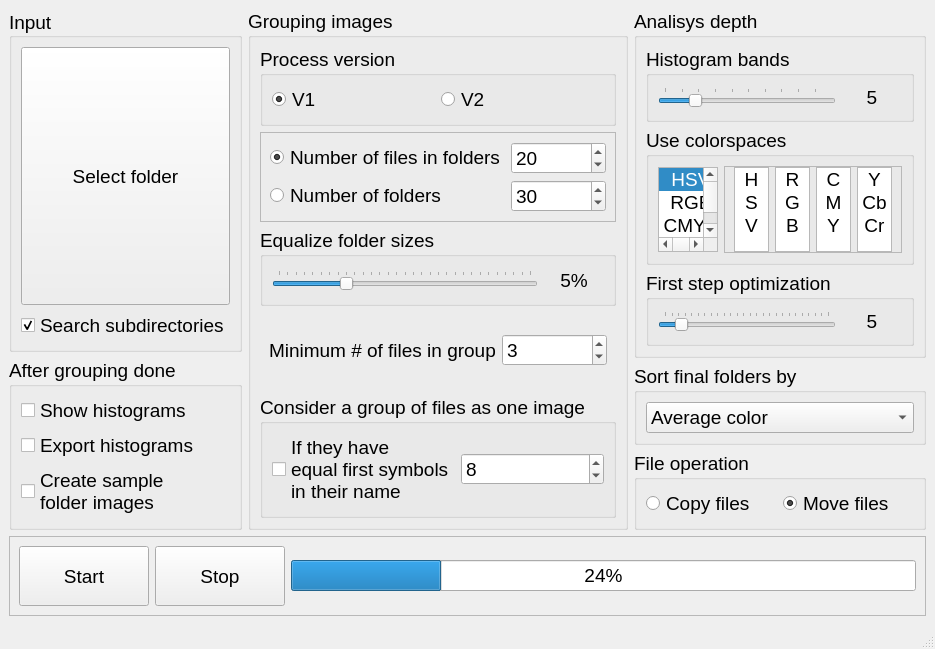
This is VisImSorter.ui in FuhrerStein/VisImSorter as Qt 5 draws it before an edit. The edited form follows.
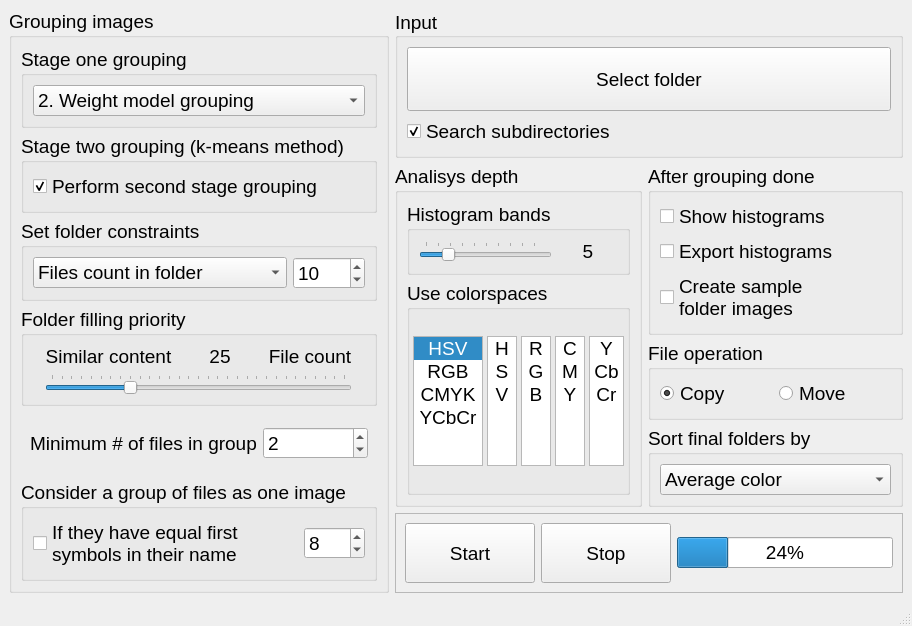
This is the edited form.

Commit message: rework interface weight model grouping works well

Diff of the .ui file:
```diff
--- a/VisImSorter.ui
+++ b/VisImSorter.ui
@@ -6,8 +6,8 @@
    <rect>
     <x>0</x>
     <y>0</y>
-    <width>901</width>
-    <height>616</height>
+    <width>881</width>
+    <height>587</height>
    </rect>
   </property>
   <property name="sizePolicy">
@@ -29,7 +29,7 @@
   </property>
   <widget class="QWidget" name="centralwidget">
    <layout class="QGridLayout" name="gridLayout">
-    <item row="0" column="0">
+    <item row="0" column="1" colspan="2">
      <widget class="QGroupBox" name="group_input">
       <property name="sizePolicy">
        <sizepolicy hsizetype="Expanding" vsizetype="Expanding">
@@ -85,91 +85,240 @@
       </layout>
      </widget>
     </item>
-    <item row="0" column="1" rowspan="4">
+    <item row="1" column="2">
+     <widget class="QGroupBox" name="group_final">
+      <property name="title">
+       <string>After grouping done</string>
+      </property>
+      <layout class="QVBoxLayout" name="verticalLayout_3">
+       <item>
+        <widget class="QCheckBox" name="check_show_histograms">
+         <property name="text">
+          <string>Show histograms</string>
+         </property>
+        </widget>
+       </item>
+       <item>
+        <widget class="QCheckBox" name="check_export_histograms">
+         <property name="text">
+          <string>Export histograms</string>
+         </property>
+        </widget>
+       </item>
+       <item>
+        <widget class="QCheckBox" name="check_create_samples">
+         <property name="text">
+          <string>Create sample
+folder images</string>
+         </property>
+         <property name="checked">
+          <bool>false</bool>
+         </property>
+        </widget>
+       </item>
+      </layout>
+     </widget>
+    </item>
+    <item row="2" column="2">
+     <widget class="QGroupBox" name="group_move">
+      <property name="title">
+       <string>File operation</string>
+      </property>
+      <layout class="QHBoxLayout" name="horizontalLayout_2">
+       <item>
+        <widget class="QRadioButton" name="radio_copy">
+         <property name="text">
+          <string>Copy</string>
+         </property>
+         <property name="checked">
+          <bool>true</bool>
+         </property>
+        </widget>
+       </item>
+       <item>
+        <widget class="QRadioButton" name="radio_move">
+         <property name="text">
+          <string>Move</string>
+         </property>
+         <property name="checked">
+          <bool>false</bool>
+         </property>
+        </widget>
+       </item>
+      </layout>
+     </widget>
+    </item>
+    <item row="3" column="2">
+     <widget class="QGroupBox" name="groupBox_5">
+      <property name="title">
+       <string>Sort final folders by</string>
+      </property>
+      <layout class="QVBoxLayout" name="verticalLayout_4">
+       <item>
+        <widget class="QComboBox" name="combo_final_sort">
+         <item>
+          <property name="text">
+           <string>Average color</string>
+          </property>
+         </item>
+         <item>
+          <property name="text">
+           <string>File count (ascending)</string>
+          </property>
+         </item>
+         <item>
+          <property name="text">
+           <string>File count (descending)</string>
+          </property>
+         </item>
+         <item>
+          <property name="text">
+           <string>Average brightness</string>
+          </property>
+         </item>
+        </widget>
+       </item>
+      </layout>
+     </widget>
+    </item>
+    <item row="4" column="1" colspan="2">
+     <widget class="QFrame" name="frame">
+      <property name="frameShape">
+       <enum>QFrame::StyledPanel</enum>
+      </property>
+      <property name="frameShadow">
+       <enum>QFrame::Raised</enum>
+      </property>
+      <layout class="QHBoxLayout" name="horizontalLayout">
+       <item>
+        <widget class="QPushButton" name="btn_start">
+         <property name="minimumSize">
+          <size>
+           <width>130</width>
+           <height>60</height>
+          </size>
+         </property>
+         <property name="text">
+          <string>Start</string>
+         </property>
+        </widget>
+       </item>
+       <item>
+        <widget class="QPushButton" name="btn_stop">
+         <property name="minimumSize">
+          <size>
+           <width>130</width>
+           <height>60</height>
+          </size>
+         </property>
+         <property name="text">
+          <string>Stop</string>
+         </property>
+        </widget>
+       </item>
+       <item>
+        <widget class="QProgressBar" name="progressBar">
+         <property name="value">
+          <number>24</number>
+         </property>
+        </widget>
+       </item>
+      </layout>
+     </widget>
+    </item>
+    <item row="0" column="0" rowspan="5">
      <widget class="QGroupBox" name="group_sizes">
       <property name="title">
        <string>Grouping images</string>
       </property>
+      <layout class="QVBoxLayout" name="verticalLayout_6">
+       <item>
+        <widget class="QGroupBox" name="groupBox_8">
+         <property name="title">
+          <string>Stage one grouping</string>
+         </property>
       <layout class="QVBoxLayout" name="verticalLayout_5">
        <item>
+           <widget class="QComboBox" name="combo_stage1_grouping">
+            <property name="currentIndex">
+             <number>2</number>
+            </property>
+            <item>
+             <property name="text">
+              <string comment="Do not perform stage 1 grouping">0. Basic</string>
+             </property>
+            </item>
+            <item>
+             <property name="text">
+              <string>1. Tree-like grouping</string>
+             </property>
+            </item>
+            <item>
+             <property name="text">
+              <string>2. Weight model grouping</string>
+             </property>
+            </item>
+           </widget>
+          </item>
+         </layout>
+        </widget>
+       </item>
+       <item>
+        <widget class="QGroupBox" name="groupBox_9">
+         <property name="title">
+          <string>Stage two grouping (k-means method)</string>
+         </property>
+         <layout class="QHBoxLayout" name="horizontalLayout_4">
+          <item>
+           <widget class="QCheckBox" name="check_stage2_grouping">
+            <property name="text">
+             <string>Perform second stage grouping</string>
+            </property>
+            <property name="checked">
+             <bool>true</bool>
+            </property>
+           </widget>
+          </item>
+         </layout>
+        </widget>
+       </item>
+       <item>
         <widget class="QGroupBox" name="groupBox_2">
          <property name="title">
-          <string>Process version</string>
-         </property>
-         <layout class="QHBoxLayout" name="horizontalLayout_10">
-          <item>
-           <widget class="QRadioButton" name="V1">
-            <property name="text">
-             <string>V1</string>
-            </property>
-            <property name="checked">
-             <bool>true</bool>
-            </property>
-           </widget>
-          </item>
-          <item>
-           <widget class="QRadioButton" name="V2">
-            <property name="text">
-             <string>V2</string>
-            </property>
-           </widget>
-          </item>
-         </layout>
-        </widget>
-       </item>
-       <item>
-        <widget class="QFrame" name="frame_2">
-         <property name="frameShape">
-          <enum>QFrame::StyledPanel</enum>
-         </property>
-         <property name="frameShadow">
-          <enum>QFrame::Raised</enum>
+          <string>Set folder constraints</string>
          </property>
          <layout class="QGridLayout" name="gridLayout_2">
           <item row="0" column="0">
-           <widget class="QRadioButton" name="radio_folder_size">
+           <widget class="QComboBox" name="combo_folder_constraints">
+            <property name="sizePolicy">
+             <sizepolicy hsizetype="Expanding" vsizetype="Fixed">
+              <horstretch>0</horstretch>
+              <verstretch>0</verstretch>
+             </sizepolicy>
+            </property>
+            <item>
             <property name="text">
-             <string>Number of files in folders</string>
-            </property>
-            <property name="checked">
-             <bool>true</bool>
-            </property>
+              <string>Files count in folder</string>
+             </property>
+            </item>
+            <item>
+             <property name="text">
+              <string>Folders count</string>
+             </property>
+            </item>
            </widget>
           </item>
           <item row="0" column="1">
-           <widget class="QSpinBox" name="spin_num_files">
-            <property name="minimumSize">
-             <size>
-              <width>75</width>
-              <height>0</height>
-             </size>
+           <widget class="QSpinBox" name="spin_num_constraint">
+            <property name="sizePolicy">
+             <sizepolicy hsizetype="Fixed" vsizetype="Fixed">
+              <horstretch>30</horstretch>
+              <verstretch>0</verstretch>
+             </sizepolicy>
             </property>
-            <property name="minimum">
-             <number>2</number>
-            </property>
-            <property name="maximum">
-             <number>2000</number>
-            </property>
-            <property name="value">
-             <number>20</number>
-            </property>
-           </widget>
-          </item>
-          <item row="1" column="0">
-           <widget class="QRadioButton" name="radio_number_folders">
-            <property name="text">
-             <string>Number of folders</string>
-            </property>
-            <property name="checked">
-             <bool>false</bool>
-            </property>
-           </widget>
-          </item>
-          <item row="1" column="1">
-           <widget class="QSpinBox" name="spin_num_folders">
             <property name="minimumSize">
              <size>
-              <width>75</width>
+              <width>70</width>
               <height>0</height>
              </size>
             </property>
@@ -180,7 +329,7 @@
              <number>2000</number>
             </property>
             <property name="value">
-             <number>30</number>
+             <number>10</number>
             </property>
            </widget>
           </item>
@@ -189,11 +338,92 @@
        </item>
        <item>
         <widget class="QGroupBox" name="groupBox_6">
+         <property name="sizePolicy">
+          <sizepolicy hsizetype="Preferred" vsizetype="Maximum">
+           <horstretch>0</horstretch>
+           <verstretch>0</verstretch>
+          </sizepolicy>
+         </property>
          <property name="title">
-          <string>Equalize folder sizes</string>
+          <string>Folder filling priority</string>
          </property>
-         <layout class="QHBoxLayout" name="horizontalLayout_4">
-          <item>
+         <layout class="QGridLayout" name="gridLayout_3">
+          <item row="0" column="0">
+           <widget class="QLabel" name="lbl_slider_enforce_equal_2">
+            <property name="sizePolicy">
+             <sizepolicy hsizetype="Maximum" vsizetype="Preferred">
+              <horstretch>162</horstretch>
+              <verstretch>95</verstretch>
+             </sizepolicy>
+            </property>
+            <property name="minimumSize">
+             <size>
+              <width>60</width>
+              <height>0</height>
+             </size>
+            </property>
+            <property name="layoutDirection">
+             <enum>Qt::LeftToRight</enum>
+            </property>
+            <property name="text">
+             <string>Similar content</string>
+            </property>
+            <property name="alignment">
+             <set>Qt::AlignCenter</set>
+            </property>
+           </widget>
+          </item>
+          <item row="0" column="1">
+           <widget class="QLabel" name="lbl_slider_enforce_equal">
+            <property name="sizePolicy">
+             <sizepolicy hsizetype="Maximum" vsizetype="Preferred">
+              <horstretch>162</horstretch>
+              <verstretch>95</verstretch>
+             </sizepolicy>
+            </property>
+            <property name="minimumSize">
+             <size>
+              <width>60</width>
+              <height>0</height>
+             </size>
+            </property>
+            <property name="layoutDirection">
+             <enum>Qt::LeftToRight</enum>
+            </property>
+            <property name="text">
+             <string>25</string>
+            </property>
+            <property name="alignment">
+             <set>Qt::AlignCenter</set>
+            </property>
+           </widget>
+          </item>
+          <item row="0" column="2">
+           <widget class="QLabel" name="lbl_slider_enforce_equal_3">
+            <property name="sizePolicy">
+             <sizepolicy hsizetype="Maximum" vsizetype="Preferred">
+              <horstretch>162</horstretch>
+              <verstretch>95</verstretch>
+             </sizepolicy>
+            </property>
+            <property name="minimumSize">
+             <size>
+              <width>60</width>
+              <height>0</height>
+             </size>
+            </property>
+            <property name="layoutDirection">
+             <enum>Qt::LeftToRight</enum>
+            </property>
+            <property name="text">
+             <string>File count</string>
+            </property>
+            <property name="alignment">
+             <set>Qt::AlignCenter</set>
+            </property>
+           </widget>
+          </item>
+          <item row="1" column="0" colspan="3">
            <widget class="QSlider" name="slider_enforce_equal">
             <property name="minimum">
              <number>0</number>
@@ -221,31 +451,6 @@
             </property>
            </widget>
           </item>
-          <item>
-           <widget class="QLabel" name="lbl_slider_enforce_equal">
-            <property name="sizePolicy">
-             <sizepolicy hsizetype="Maximum" vsizetype="Preferred">
-              <horstretch>162</horstretch>
-              <verstretch>95</verstretch>
-             </sizepolicy>
-            </property>
-            <property name="minimumSize">
-             <size>
-              <width>60</width>
-              <height>0</height>
-             </size>
-            </property>
-            <property name="layoutDirection">
-             <enum>Qt::LeftToRight</enum>
-            </property>
-            <property name="text">
-             <string>5%</string>
-            </property>
-            <property name="alignment">
-             <set>Qt::AlignCenter</set>
-            </property>
-           </widget>
-          </item>
          </layout>
         </widget>
        </item>
@@ -274,7 +479,7 @@
              <number>2000</number>
             </property>
             <property name="value">
-             <number>3</number>
+             <number>2</number>
             </property>
            </widget>
           </item>
@@ -290,17 +495,22 @@
           <item>
            <widget class="QCheckBox" name="check_equal_name">
             <property name="text">
-             <string>If they have 
-equal first symbols
-in their name</string>
+             <string>If they have equal first 
+symbols in their name</string>
             </property>
            </widget>
           </item>
           <item>
            <widget class="QSpinBox" name="spin_equal_first_symbols">
+            <property name="sizePolicy">
+             <sizepolicy hsizetype="Maximum" vsizetype="Fixed">
+              <horstretch>0</horstretch>
+              <verstretch>0</verstretch>
+             </sizepolicy>
+            </property>
             <property name="minimumSize">
              <size>
-              <width>60</width>
+              <width>40</width>
               <height>0</height>
              </size>
             </property>
@@ -321,7 +531,7 @@
       </layout>
      </widget>
     </item>
-    <item row="0" column="2" rowspan="2">
+    <item row="1" column="1" rowspan="3">
      <widget class="QGroupBox" name="group_analyze">
       <property name="sizePolicy">
        <sizepolicy hsizetype="Maximum" vsizetype="Preferred">
@@ -401,7 +611,7 @@
        <item>
         <widget class="QGroupBox" name="group_colorspaces_all">
          <property name="sizePolicy">
-          <sizepolicy hsizetype="MinimumExpanding" vsizetype="Fixed">
+          <sizepolicy hsizetype="Maximum" vsizetype="Preferred">
            <horstretch>0</horstretch>
            <verstretch>0</verstretch>
           </sizepolicy>
@@ -410,24 +620,42 @@
           <string>Use colorspaces</string>
          </property>
          <layout class="QHBoxLayout" name="horizontalLayout_7">
+          <property name="spacing">
+           <number>4</number>
+          </property>
+          <property name="sizeConstraint">
+           <enum>QLayout::SetDefaultConstraint</enum>
+          </property>
+          <property name="leftMargin">
+           <number>3</number>
+          </property>
+          <property name="topMargin">
+           <number>3</number>
+          </property>
+          <property name="rightMargin">
+           <number>3</number>
+          </property>
+          <property name="bottomMargin">
+           <number>3</number>
+          </property>
           <item>
            <widget class="QListWidget" name="list_color_spaces">
             <property name="sizePolicy">
-             <sizepolicy hsizetype="Expanding" vsizetype="Expanding">
+             <sizepolicy hsizetype="Expanding" vsizetype="Minimum">
               <horstretch>0</horstretch>
               <verstretch>0</verstretch>
              </sizepolicy>
             </property>
             <property name="minimumSize">
              <size>
-              <width>44</width>
-              <height>85</height>
+              <width>70</width>
+              <height>130</height>
              </size>
             </property>
             <property name="maximumSize">
              <size>
-              <width>60</width>
-              <height>85</height>
+              <width>90</width>
+              <height>130</height>
              </size>
             </property>
             <property name="frameShape">
@@ -442,6 +670,12 @@
             <property name="midLineWidth">
              <number>2</number>
             </property>
+            <property name="verticalScrollBarPolicy">
+             <enum>Qt::ScrollBarAlwaysOff</enum>
+            </property>
+            <property name="autoScrollMargin">
+             <number>12</number>
+            </property>
             <property name="editTriggers">
              <set>QAbstractItemView::NoEditTriggers</set>
             </property>
@@ -516,30 +750,6 @@
            </widget>
           </item>
           <item>
-           <widget class="QFrame" name="frame_sub_spaces">
-            <property name="sizePolicy">
-             <sizepolicy hsizetype="Maximum" vsizetype="Preferred">
-              <horstretch>0</horstretch>
-              <verstretch>0</verstretch>
-             </sizepolicy>
-            </property>
-            <property name="frameShape">
-             <enum>QFrame::StyledPanel</enum>
-            </property>
-            <property name="frameShadow">
-             <enum>QFrame::Raised</enum>
-            </property>
-            <layout class="QHBoxLayout" name="horizontalLayout_8">
-             <property name="topMargin">
-              <number>0</number>
-             </property>
-             <property name="rightMargin">
-              <number>9</number>
-             </property>
-             <property name="bottomMargin">
-              <number>0</number>
-             </property>
-             <item>
               <widget class="QListWidget" name="list_color_spaces_HSV">
                <property name="sizePolicy">
                 <sizepolicy hsizetype="Expanding" vsizetype="Expanding">
@@ -549,14 +759,14 @@
                </property>
                <property name="minimumSize">
                 <size>
-                 <width>10</width>
-                 <height>85</height>
+              <width>30</width>
+              <height>95</height>
                 </size>
                </property>
                <property name="maximumSize">
                 <size>
-                 <width>35</width>
-                 <height>85</height>
+              <width>50</width>
+              <height>130</height>
                 </size>
                </property>
                <property name="frameShape">
@@ -571,6 +781,9 @@
                <property name="midLineWidth">
                 <number>2</number>
                </property>
+            <property name="verticalScrollBarPolicy">
+             <enum>Qt::ScrollBarAlwaysOff</enum>
+            </property>
                <property name="editTriggers">
                 <set>QAbstractItemView::NoEditTriggers</set>
                </property>
@@ -637,14 +850,14 @@
                </property>
                <property name="minimumSize">
                 <size>
-                 <width>0</width>
-                 <height>85</height>
+              <width>30</width>
+              <height>95</height>
                 </size>
                </property>
                <property name="maximumSize">
                 <size>
                  <width>35</width>
-                 <height>85</height>
+              <height>130</height>
                 </size>
                </property>
                <property name="frameShape">
@@ -659,6 +872,9 @@
                <property name="midLineWidth">
                 <number>2</number>
                </property>
+            <property name="verticalScrollBarPolicy">
+             <enum>Qt::ScrollBarAlwaysOff</enum>
+            </property>
                <property name="editTriggers">
                 <set>QAbstractItemView::NoEditTriggers</set>
                </property>
@@ -728,14 +944,14 @@
                </property>
                <property name="minimumSize">
                 <size>
-                 <width>0</width>
-                 <height>85</height>
+              <width>30</width>
+              <height>95</height>
                 </size>
                </property>
                <property name="maximumSize">
                 <size>
                  <width>35</width>
-                 <height>85</height>
+              <height>130</height>
                 </size>
                </property>
                <property name="frameShape">
@@ -750,6 +966,9 @@
                <property name="midLineWidth">
                 <number>2</number>
                </property>
+            <property name="verticalScrollBarPolicy">
+             <enum>Qt::ScrollBarAlwaysOff</enum>
+            </property>
                <property name="editTriggers">
                 <set>QAbstractItemView::NoEditTriggers</set>
                </property>
@@ -819,14 +1038,14 @@
                </property>
                <property name="minimumSize">
                 <size>
-                 <width>0</width>
-                 <height>85</height>
+              <width>35</width>
+              <height>95</height>
                 </size>
                </property>
                <property name="maximumSize">
                 <size>
                  <width>35</width>
-                 <height>85</height>
+              <height>130</height>
                 </size>
                </property>
                <property name="frameShape">
@@ -841,6 +1060,9 @@
                <property name="midLineWidth">
                 <number>2</number>
                </property>
+            <property name="verticalScrollBarPolicy">
+             <enum>Qt::ScrollBarAlwaysOff</enum>
+            </property>
                <property name="editTriggers">
                 <set>QAbstractItemView::NoEditTriggers</set>
                </property>
@@ -901,218 +1123,6 @@
               </widget>
              </item>
             </layout>
-           </widget>
-          </item>
-         </layout>
-        </widget>
-       </item>
-       <item>
-        <widget class="QGroupBox" name="groupBox">
-         <property name="title">
-          <string>First step optimization</string>
-         </property>
-         <layout class="QHBoxLayout" name="horizontalLayout">
-          <item>
-           <widget class="QSlider" name="slider_compare_limit">
-            <property name="minimum">
-             <number>0</number>
-            </property>
-            <property name="maximum">
-             <number>100</number>
-            </property>
-            <property name="singleStep">
-             <number>1</number>
-            </property>
-            <property name="pageStep">
-             <number>4</number>
-            </property>
-            <property name="value">
-             <number>10</number>
-            </property>
-            <property name="orientation">
-             <enum>Qt::Horizontal</enum>
-            </property>
-            <property name="invertedAppearance">
-             <bool>false</bool>
-            </property>
-            <property name="invertedControls">
-             <bool>false</bool>
-            </property>
-            <property name="tickPosition">
-             <enum>QSlider::TicksAbove</enum>
-            </property>
-            <property name="tickInterval">
-             <number>4</number>
-            </property>
-           </widget>
-          </item>
-          <item>
-           <widget class="QLabel" name="lbl_compare_limit">
-            <property name="sizePolicy">
-             <sizepolicy hsizetype="Maximum" vsizetype="Preferred">
-              <horstretch>162</horstretch>
-              <verstretch>95</verstretch>
-             </sizepolicy>
-            </property>
-            <property name="minimumSize">
-             <size>
-              <width>60</width>
-              <height>0</height>
-             </size>
-            </property>
-            <property name="layoutDirection">
-             <enum>Qt::LeftToRight</enum>
-            </property>
-            <property name="text">
-             <string>5</string>
-            </property>
-            <property name="alignment">
-             <set>Qt::AlignCenter</set>
-            </property>
-           </widget>
-          </item>
-         </layout>
-        </widget>
-       </item>
-      </layout>
-     </widget>
-    </item>
-    <item row="1" column="0" rowspan="3">
-     <widget class="QGroupBox" name="group_final">
-      <property name="title">
-       <string>After grouping done</string>
-      </property>
-      <layout class="QVBoxLayout" name="verticalLayout_3">
-       <item>
-        <widget class="QCheckBox" name="check_show_histograms">
-         <property name="text">
-          <string>Show histograms</string>
-         </property>
-        </widget>
-       </item>
-       <item>
-        <widget class="QCheckBox" name="check_export_histograms">
-         <property name="text">
-          <string>Export histograms</string>
-         </property>
-        </widget>
-       </item>
-       <item>
-        <widget class="QCheckBox" name="check_create_samples">
-         <property name="text">
-          <string>Create sample
-folder images</string>
-         </property>
-         <property name="checked">
-          <bool>false</bool>
-         </property>
-        </widget>
-       </item>
-      </layout>
-     </widget>
-    </item>
-    <item row="2" column="2">
-     <widget class="QGroupBox" name="groupBox_5">
-      <property name="title">
-       <string>Sort final folders by</string>
-      </property>
-      <layout class="QVBoxLayout" name="verticalLayout_4">
-       <item>
-        <widget class="QComboBox" name="combo_final_sort">
-         <item>
-          <property name="text">
-           <string>Average color</string>
-          </property>
-         </item>
-         <item>
-          <property name="text">
-           <string>File count (ascending)</string>
-          </property>
-         </item>
-         <item>
-          <property name="text">
-           <string>File count (descending)</string>
-          </property>
-         </item>
-         <item>
-          <property name="text">
-           <string>Average brightness</string>
-          </property>
-         </item>
-        </widget>
-       </item>
-      </layout>
-     </widget>
-    </item>
-    <item row="3" column="2">
-     <widget class="QGroupBox" name="group_move">
-      <property name="title">
-       <string>File operation</string>
-      </property>
-      <layout class="QHBoxLayout" name="horizontalLayout_2">
-       <item>
-        <widget class="QRadioButton" name="radio_copy">
-         <property name="text">
-          <string>Copy files</string>
-         </property>
-         <property name="checked">
-          <bool>false</bool>
-         </property>
-        </widget>
-       </item>
-       <item>
-        <widget class="QRadioButton" name="radio_move">
-         <property name="text">
-          <string>Move files</string>
-         </property>
-         <property name="checked">
-          <bool>true</bool>
-         </property>
-        </widget>
-       </item>
-      </layout>
-     </widget>
-    </item>
-    <item row="4" column="0" colspan="3">
-     <widget class="QFrame" name="frame">
-      <property name="frameShape">
-       <enum>QFrame::StyledPanel</enum>
-      </property>
-      <property name="frameShadow">
-       <enum>QFrame::Raised</enum>
-      </property>
-      <layout class="QHBoxLayout" name="horizontalLayout_5">
-       <item>
-        <widget class="QPushButton" name="btn_start">
-         <property name="minimumSize">
-          <size>
-           <width>130</width>
-           <height>60</height>
-          </size>
-         </property>
-         <property name="text">
-          <string>Start</string>
-         </property>
-        </widget>
-       </item>
-       <item>
-        <widget class="QPushButton" name="btn_stop">
-         <property name="minimumSize">
-          <size>
-           <width>130</width>
-           <height>60</height>
-          </size>
-         </property>
-         <property name="text">
-          <string>Stop</string>
-         </property>
-        </widget>
-       </item>
-       <item>
-        <widget class="QProgressBar" name="progressBar">
-         <property name="value">
-          <number>24</number>
-         </property>
         </widget>
        </item>
       </layout>
```
Lines whose indentation alone changed are shown as unchanged. The commit also changes 2 other files.
